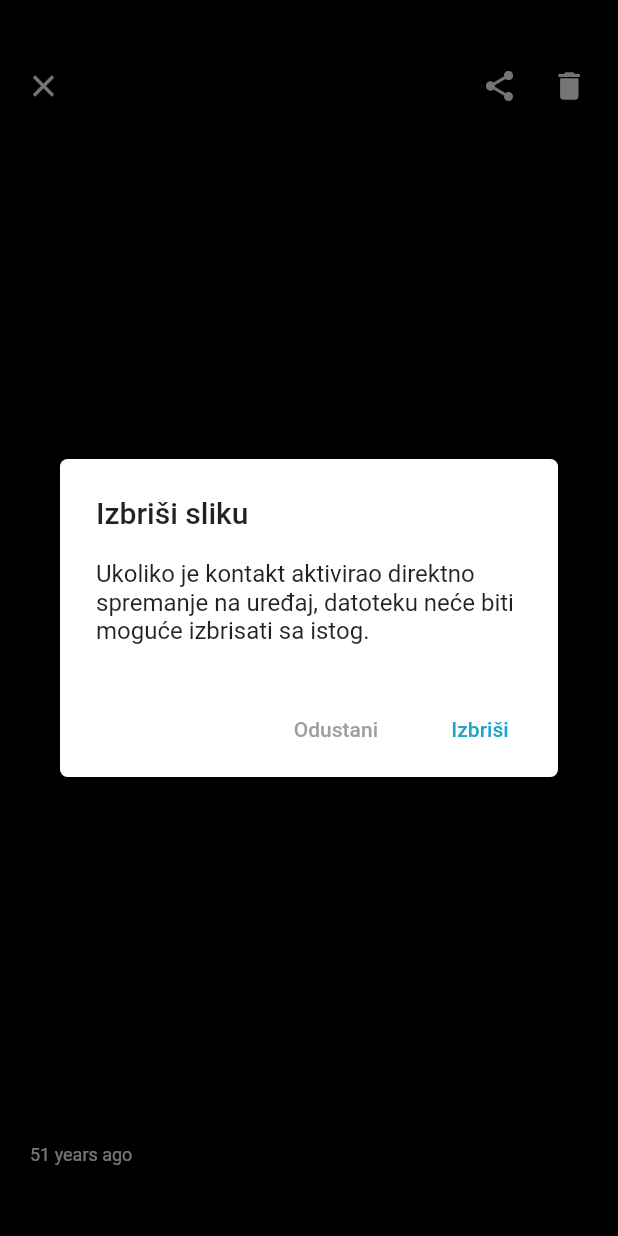
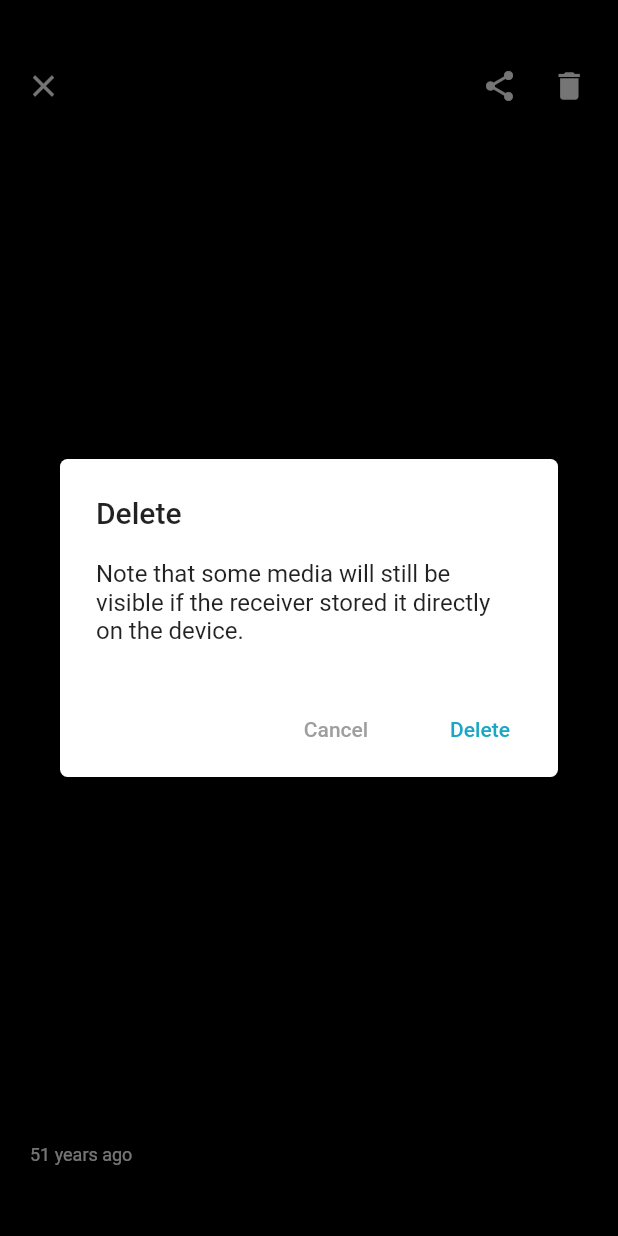
Before and after one commit to eldarj/ping-chat-flutter, a Flutter app: the ImageViewerActivity screen opened directly with empty values, after a tap on the "delete" icon, on a phone screen of 412 x 824 dp. Run offline on Flutter 3.47's test engine with Material 2 defaults, Android fonts, the phone set to English and light mode, and no system bars; drawn by our look-alikes of photo_view; our stand-ins replace audioplayers, cached_network_image, file_picker, firebase_core, firebase_messaging, flutter_slidable and 11 more; missing offline and left inert: dart_notification_center, filesize, flutter_audio_recorder, flutter_downloader, flutter_fgbg, flutter_vibrate and 6 more; accounts and stored records are empty.

Commit message:
Adjust image viewer

```diff
--- a/lib/activity/data-space/image/image-viewer.activity.dart
+++ b/lib/activity/data-space/image/image-viewer.activity.dart
@@ -89,14 +89,14 @@ class ImageViewerActivityState extends BaseState<ImageViewerActivity> {
                         LoadingButton(color: Colors.transparent, child: Icon(Icons.delete, color: Colors.white),
                             displayLoader: displayLoader, onPressed: () {
                               var dialog = GenericAlertDialog(
-                                  title: "Izbriši sliku",
-                                  message: "Ukoliko je kontakt aktivirao direktno spremanje na uređaj,"
-                                      " datoteku neće biti moguće izbrisati sa istog.",
+                                  title: "Delete",
+                                  message: "Note that some media will still be visible if "
+                                      "the receiver stored it directly on the device.",
                                   onPostivePressed: () {
                                     doDeleteMessage().then(onDeleteMessageSuccess, onError: onDeleteMessageError);
                                   },
-                                  positiveBtnText: 'Izbriši',
-                                  negativeBtnText: 'Odustani');
+                                  positiveBtnText: 'Delete',
+                                  negativeBtnText: 'Cancel');
                               showDialog(
                                   context: context,
                                   builder: (BuildContext context) => dialog);
```
